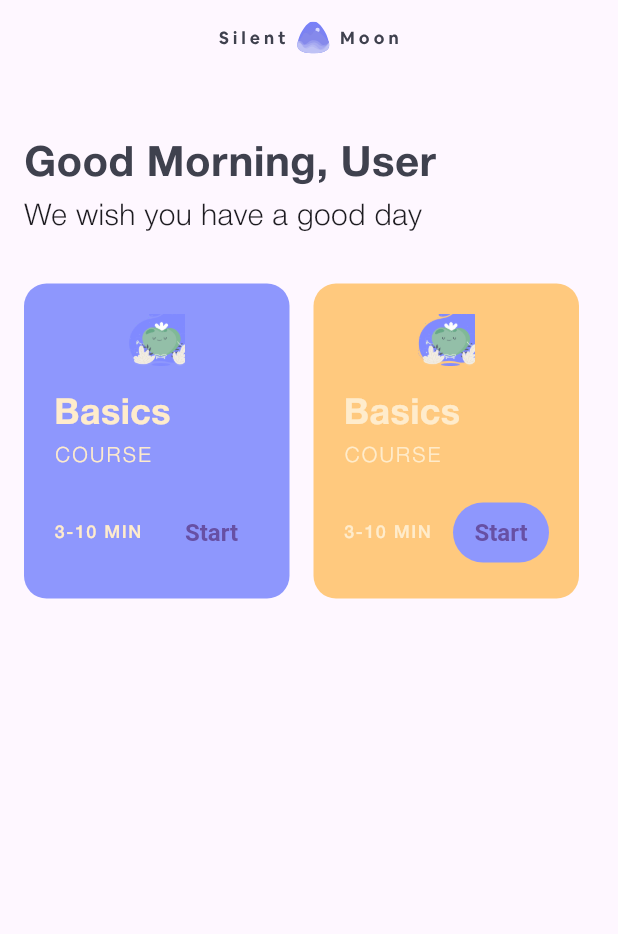
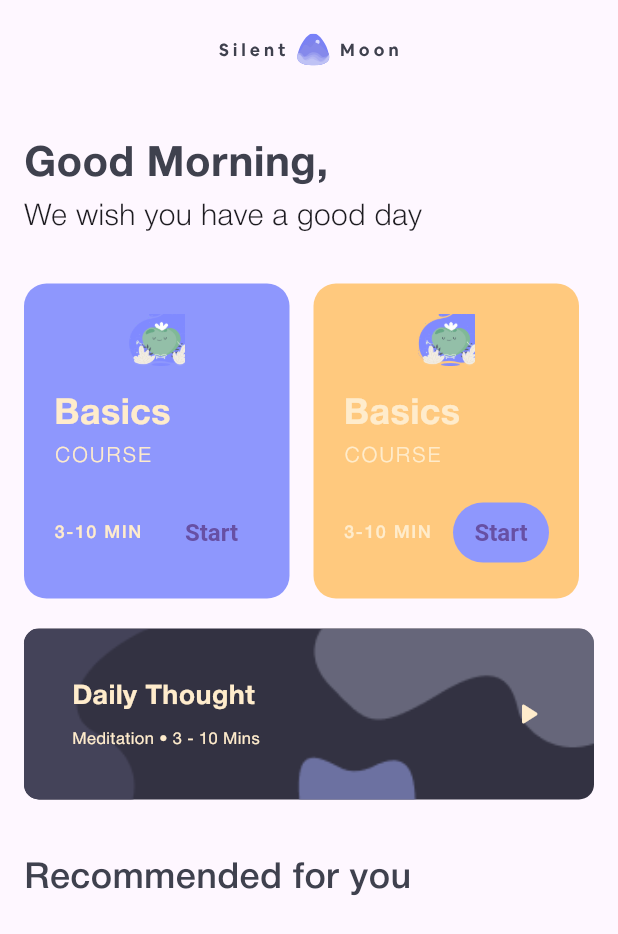
Before and after one commit to Tolutoon/silent_moon, a Flutter app: the HomePage screen opened by its route, on a phone screen of 412 x 824 dp. Shown: the top 934 px of the screen. Run offline on Flutter 3.47's test engine with Material 3 defaults, Android fonts, the phone set to English and light mode, and no system bars; our stand-ins replace flutter_dotenv, flutter_svg, font_awesome_flutter, go_router, shared_preferences, supabase_flutter; accounts and stored records are empty.

Commit message:
in progress

```diff
--- /dev/null
+++ b/lib/common/widgets/cards/daily/daily_thought.dart
@@ -0,0 +1,55 @@
+import 'package:silent_moon/import.dart';
+
+class DailyThoughtCard extends StatelessWidget {
+  const DailyThoughtCard({super.key});
+
+  @override
+  Widget build(BuildContext context) {
+    return Material(
+      child: Container(
+        decoration: BoxDecoration(
+            color: Color.fromARGB(255, 51, 50, 66),
+            borderRadius: BorderRadius.circular(10),
+            image: const DecorationImage(
+              image: AssetImage(Appimages.camoOverlay),
+              fit: BoxFit.cover,
+            )),
+        padding: EdgeInsets.all(32),
+        child: const Row(
+          mainAxisAlignment: MainAxisAlignment.spaceBetween,
+          children: [
+            Column(
+              crossAxisAlignment: CrossAxisAlignment.start,
+              children: [
+                Text(
+                  'Daily Thought',
+                  style: TextStyle(
+                      fontSize: 18,
+                      color: AppColors.white,
+                      fontWeight: FontWeight.bold),
+                ),
+                SizedBox(
+                  height: 8,
+                ),
+                Text(
+                  "Meditation • 3 - 10 Mins",
+                  style: TextStyle(
+                      color: AppColors.white,
+                      fontSize: 11,
+                      fontWeight: FontWeight.w400),
+                )
+              ],
+            ),
+            // const SizedBox(
+            //   width: 42,
+            // ),
+            Icon(
+              Icons.play_arrow_rounded,
+              color: AppColors.white,
+            )
+          ],
+        ),
+      ),
+    );
+  }
+}
--- a/lib/core/config/assets/app_images.dart
+++ b/lib/core/config/assets/app_images.dart
@@ -18,4 +18,5 @@ class Appimages {
       "${basePath}improve_performance$format";
   static const String relaxationMusic = "${basePath}relaxationMusic$format";
   static const String basicCourses = "${basePath}basicCourses$format";
+  static const String camoOverlay = "${basePath}camoOverlay$format";
 }
--- a/lib/presentation/home/home_page.dart
+++ b/lib/presentation/home/home_page.dart
@@ -1,16 +1,60 @@
+import 'package:shared_preferences/shared_preferences.dart';
+import 'package:silent_moon/common/widgets/cards/daily/daily_thought.dart';
 import 'package:silent_moon/common/widgets/cards/home/home_card.dart';
 import 'package:silent_moon/common/widgets/cards/topic/topic_card.dart';
 import 'package:silent_moon/import.dart';
 
-class HomePage extends StatelessWidget {
+class HomePage extends StatefulWidget {
   const HomePage({super.key});
+
+  @override
+  State<HomePage> createState() => _HomePageState();
+}
+
+class _HomePageState extends State<HomePage> {
+  String? _username;
+  String _greeting = "";
+  @override
+  void initState() {
+    super.initState();
+    loadUserName();
+    _updateGreeting();
+  }
+
+  void _updateGreeting() {
+    final hour = DateTime.now().hour;
+    setState(() {
+      if (hour < 12) {
+        _greeting = 'Good Morning';
+      } else if (hour < 17) {
+        _greeting = 'Good Afternoon';
+      } else if (hour < 21) {
+        _greeting = 'Good Evening';
+      } else {
+        _greeting = 'Good Night';
+      }
+    });
+  }
+
+  Future<void> loadUserName() async {
+    SharedPreferences prefs = await SharedPreferences.getInstance();
+    final username = prefs.getString('username');
+
+    setState(() {
+      if (username != null && username.isNotEmpty) {
+        _username = username[0].toUpperCase() + username.substring(1);
+      } else {
+        _username = username;
+      }
+    });
+  }
 
   @override
   Widget build(BuildContext context) {
     return Scaffold(
       body: SafeArea(
           child: Padding(
-        padding: const EdgeInsets.symmetric(horizontal: 16.0),
+        padding: const EdgeInsets.symmetric(horizontal: 16.0, vertical: 8),
         child: Column(crossAxisAlignment: CrossAxisAlignment.start, children: [
           Center(
             child: SizedBox(
@@ -22,10 +66,10 @@ class HomePage extends StatelessWidget {
             ),
           ),
           SizedBox(
-            height: 40,
+            height: 32,
           ),
           Text(
-            'Good Morning, User',
+            '$_greeting, $_username ',
             style: TextStyle(
                 color: AppColors.darkBlue,
                 fontSize: 28,
@@ -55,6 +99,7 @@ class HomePage extends StatelessWidget {
                   child: HomeCard(
                       imagePath: Appimages.basicCourses,
                       color: Color.fromARGB(255, 255, 201, 126))),
+
               // SizedBox(
               //   height: 210,
               //   width: 117,
@@ -64,6 +109,20 @@ class HomePage extends StatelessWidget {
               // )
             ],
           ),
+          const SizedBox(
+            height: 20,
+          ),
+          DailyThoughtCard(),
+          const SizedBox(
+            height: 36,
+          ),
+          Text(
+            'Recommended for you',
+            style: TextStyle(
+                fontSize: 24,
+                fontWeight: FontWeight.w500,
+                color: AppColors.darkBlue),
+          )
         ]),
       )),
     );
```
Also changed, not shown: lib/presentation/choose_mode/choose_mode.dart (+152 -39 lines), assets/images/camoOverlay.png (added).
